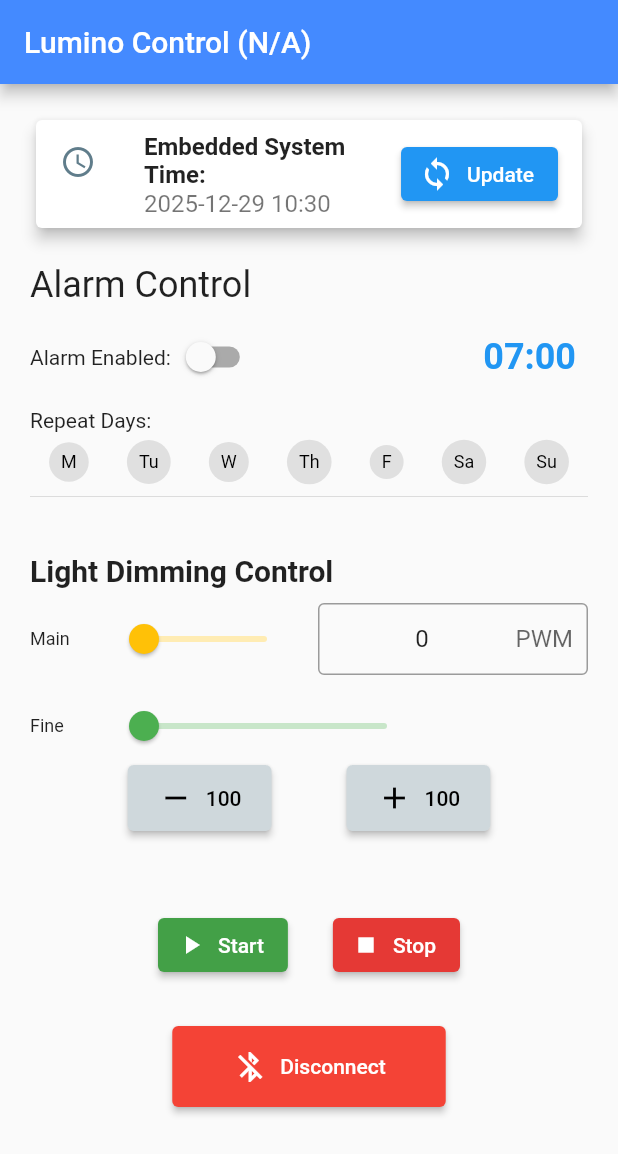
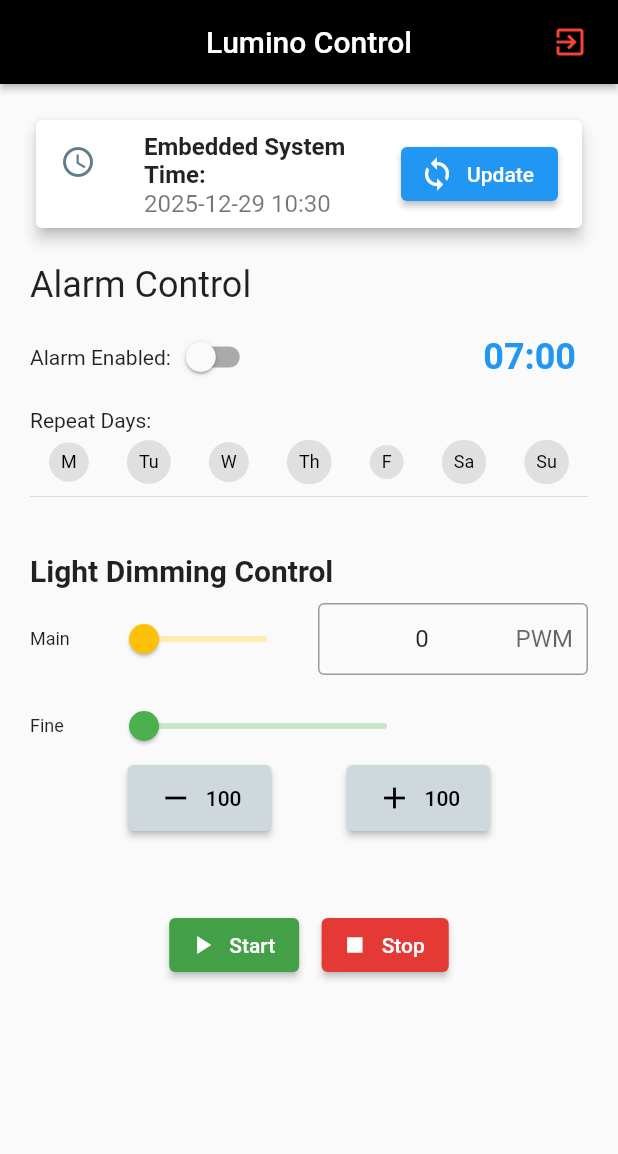
Before and after one commit to adri1mart1/lumino-phone-app, a Flutter app: the ControlPage screen opened by its route, on a phone screen of 412 x 824 dp. Shown: the top 1154 px of the screen. Run offline on Flutter 3.47's test engine with Material 3 defaults, Android fonts, the phone set to English and light mode, and no system bars; our stand-ins replace flutter_blue_plus, go_router, permission_handler.

Commit message:
start better design

```diff
--- a/lib/lumino_pages.dart
+++ b/lib/lumino_pages.dart
@@ -1,4 +1,3 @@
-// lumino_pages.dart
 import 'package:flutter/material.dart';
 import 'package:go_router/go_router.dart';
 import 'package:flutter_blue_plus/flutter_blue_plus.dart';
@@ -12,13 +11,9 @@ const String LP_PWM_CHAR_UUID = "8e2a9191-7a6f-4e60-9fb9-2262a8d35112";
 const String LP_ALARM_TIME_CHAR_UUID = "8e2a9192-7a6f-4e60-9fb9-2262a8d35112";
 const String LP_FREQ_CHAR_UUID = "8e2a9193-7a6f-4e60-9fb9-2262a8d35112";
 const String LP_AUTOPWM_CHAR_UUID = "8e2a9194-7a6f-4e60-9fb9-2262a8d35112";
-
 const String LP_TIME_SERVICE_UUID = "00001805-0000-1000-8000-00805f9b34fb";
 const String LP_CURRENT_TIME_CHAR_UUID = "00002a2b-0000-1000-8000-00805f9b34fb";
-
 const double LP_MAX_PWM_VALUE = 1000000;
-
-// Global variable to hold the connected device reference
 BluetoothDevice? connectedLuminoDevice;
 
 // --- State Class for the Control Page ---
@@ -75,10 +70,6 @@ class _StartPageState extends State<StartPage> {
             return false;
         }
     }
-    // If Location is denied but not permanently (locationStatus.isDenied),
-    // we proceed, hoping the Nearby Devices permission is enough.
-    // However, if scanning still fails, we will know Location is the problem.
-
     return true; // All critical checks passed
   }
 
@@ -109,9 +100,7 @@ class _StartPageState extends State<StartPage> {
       return;
     }
 
-    // This is where the old error occurred. Should be fixed now.
     await FlutterBluePlus.turnOn();
-
     await FlutterBluePlus.adapterState.where((s) => s == BluetoothAdapterState.on).first;
 
     if (await FlutterBluePlus.isOn == false) {
@@ -126,9 +115,6 @@ class _StartPageState extends State<StartPage> {
       });
     }
 
-    // ... (rest of the scanning and connection logic remains the same) ...
-    // ... (Use the original code from the previous response for the rest of _initiateConnection)
-
     await FlutterBluePlus.stopScan();
 
     var scan = FlutterBluePlus.scanResults.listen((results) async {
@@ -142,9 +128,7 @@ class _StartPageState extends State<StartPage> {
     });
 
     await FlutterBluePlus.startScan(timeout: const Duration(seconds: 5));
-
     await Future.delayed(const Duration(seconds: 5));
-
     await scan.cancel();
 
     if (connectedLuminoDevice == null && mounted) {
@@ -164,10 +148,7 @@ class _StartPageState extends State<StartPage> {
     });
 
     try {
-      // Connect to the device with a timeout
       await device.connect(timeout: const Duration(seconds: 10));
-
-      // Connection successful
       connectedLuminoDevice = device;
 
       setState(() {
@@ -175,11 +156,9 @@ class _StartPageState extends State<StartPage> {
         _isConnecting = false;
       });
 
-      // Navigate to the Control Page
       if (mounted) context.go('/control');
 
     } catch (e) {
-      // Connection failed
       _showError('Connection failed: $e');
       connectedLuminoDevice = null;
     }
@@ -200,17 +179,25 @@ class _StartPageState extends State<StartPage> {
     }
   }
 
-
   @override
   Widget build(BuildContext context) {
     return Scaffold(
       appBar: AppBar(
-        title: const Text('Lumino Project'),
-        backgroundColor: Colors.blueGrey,
+        title: const Text('Lumino Control'),
+        backgroundColor: Colors.black,
+        centerTitle: true,
       ),
-      body: Center(
-        child: Column(
-          mainAxisAlignment: MainAxisAlignment.center,
+      body: Stack(
+        children: <Widget>[
+          Positioned.fill(
+            child: Image.asset(
+              'assets/background.png',
+              fit: BoxFit.cover, // Ensure the image covers the entire screen area
+              opacity: const AlwaysStoppedAnimation(0.2), // Optional: Adjust opacity for better text readability
+            ),
+          ),
+          ListView(
+            padding: const EdgeInsets.all(20.0),
             children: <Widget>[
               const Text(
                 "Welcome to the Lumino Project",
@@ -250,6 +237,7 @@ class _StartPageState extends State<StartPage> {
               ),
             ],
           ),
+        ],
       ),
     );
   }
@@ -718,39 +706,6 @@ class _ControlPageState extends State<ControlPage> {
     setState(() {
       _data.alarmDateTime = newAlarmDateTime;
     });
-
-    // --- START BLE WRITE CODE PLACEHOLDER ---
-    // Example: If you had a characteristic named `dimmingCharacteristic`:
-    /*
-    try {
-      final List<BluetoothService> services = await connectedLuminoDevice!.discoverServices();
-      for (var service in services) {
-        // Look for the service UUID for your device
-        if (service.uuid.toString() == 'YOUR_SERVICE_UUID') {
-          for (var characteristic in service.characteristics) {
-            // Look for the characteristic UUID for dimming
-            if (characteristic.uuid.toString() == 'YOUR_DIMMING_CHAR_UUID') {
-              // Convert percentage to a byte (0-100)
-              await characteristic.write([percentage], withoutResponse: true);
-              print('Wrote percentage $percentage to characteristic.');
-              return;
-            }
-          }
-        }
-      }
-      ScaffoldMessenger.of(context).showSnackBar(
-        const SnackBar(content: Text('Warning: Characteristic not found.')),
-      );
-    } catch (e) {
-      print('BLE Write Error: $e');
-    }
-    */
-    // --- END BLE WRITE CODE PLACEHOLDER ---
-
-    // Temporary UI feedback
-    // ScaffoldMessenger.of(context).showSnackBar(
-    //   SnackBar(content: Text('Dimming value set to $percentage%. (BLE simulated)')),
-    // );
   }
 
   void _handleDisconnection() {
@@ -789,8 +744,23 @@ class _ControlPageState extends State<ControlPage> {
   Widget build(BuildContext context) {
     return Scaffold(
       appBar: AppBar(
-        title: Text('Lumino Control (${connectedLuminoDevice?.platformName ?? 'N/A'})'),
-        backgroundColor: Colors.blueAccent,
+        title: Text('Lumino Control'),
+        centerTitle: true,
+        backgroundColor: Colors.black,
+        elevation: 2.0,
+
+        actions: <Widget>[
+          IconButton(
+            // Use the exit icon to visually represent disconnection
+            icon: const Icon(
+              Icons.exit_to_app,
+              color: Colors.red, // Make it red for high visibility/warning
+            ),
+            onPressed: _disconnect, // Call your existing disconnect function
+            tooltip: 'Disconnect', // Good practice for accessibility
+          ),
+          const SizedBox(width: 8), // Optional: small padding on the right edge
+        ],
       ),
       body: SingleChildScrollView(
         padding: const EdgeInsets.all(20.0),
@@ -1041,29 +1011,7 @@ class _ControlPageState extends State<ControlPage> {
                 ),
 
                 const SizedBox(width: 15),
-
-                // 2. Duration Input Field
-                // SizedBox(
-                //   width: 120, // Slightly wider to include the label
-                //   child: Column(
-                //     mainAxisSize: MainAxisSize.min,
-                //     children: [
-                //       const Text("Duration (s)", style: TextStyle(fontSize: 12)),
-                //       const SizedBox(height: 4),
-                //       TextField(
-                //         controller: _durationController,
-                //         keyboardType: TextInputType.number,
-                //         textAlign: TextAlign.center,
-                //         decoration: const InputDecoration(
-                //           border: OutlineInputBorder(),
-                //           contentPadding: EdgeInsets.symmetric(horizontal: 5, vertical: 5),
-                //         ),
-                //       ),
-                //     ],
-                //   ),
-                // ),
-
-                const SizedBox(width: 15),
+                // const SizedBox(width: 15),
 
                 // 3. STOP Button
                 ElevatedButton.icon(
@@ -1077,25 +1025,6 @@ class _ControlPageState extends State<ControlPage> {
                 ),
               ],
             ),
-
-            const SizedBox(height: 30),
-
-            // --- Disconnect Button ---
-            Padding(
-              padding: const EdgeInsets.only(bottom: 20.0),
-              child: Center(
-                child: ElevatedButton.icon(
-                  onPressed: _disconnect,
-                  icon: const Icon(Icons.bluetooth_disabled),
-                  label: const Text('Disconnect'),
-                  style: ElevatedButton.styleFrom(
-                    backgroundColor: Colors.red,
-                    foregroundColor: Colors.white,
-                    padding: const EdgeInsets.symmetric(horizontal: 40, vertical: 15),
-                  ),
-                ),
-              ),
-            ),
           ],
         ),
       ),
--- a/pubspec.yaml
+++ b/pubspec.yaml
@@ -61,9 +61,8 @@ flutter:
   uses-material-design: true
 
   # To add assets to your application, add an assets section, like this:
-  # assets:
-  #   - images/a_dot_burr.jpeg
-  #   - images/a_dot_ham.jpeg
+  assets:
+    - assets/background.png
 
   # An image asset can refer to one or more resolution-specific "variants", see
   # https://flutter.dev/to/resolution-aware-images
```
Also changed, not shown: assets/background.png (added). Lines whose indentation alone changed are shown as unchanged.
